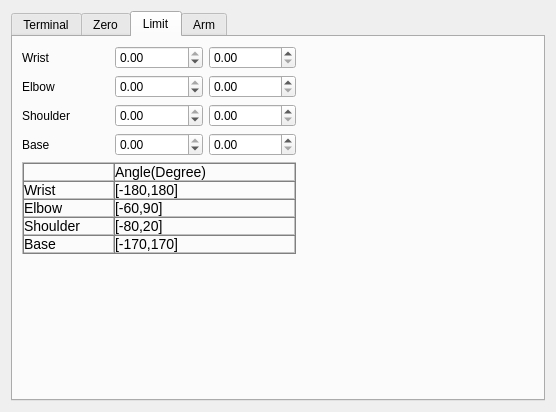
Before: the Qt Designer form source/plugin/t4/config.ui in ww4u/mct-t4, drawn with Qt 5.
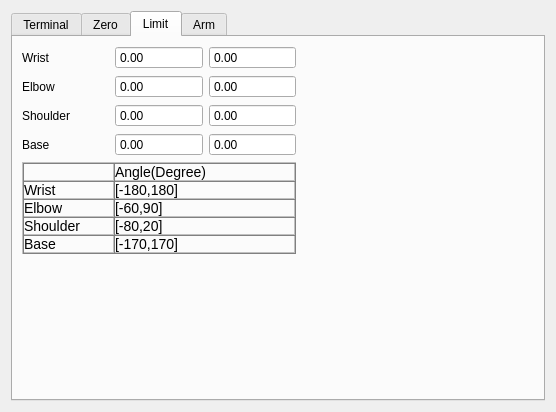
After: the same form once the commit is applied. The open tabs and pages were chosen to show the change. Icons and pictures are not drawn.

The edit to the form file:
```diff
--- a/source/plugin/t4/config.ui
+++ b/source/plugin/t4/config.ui
@@ -292,6 +292,9 @@
       <layout class="QGridLayout" name="gridLayout_4">
        <item row="0" column="1">
         <widget class="QDoubleSpinBox" name="spinL3">
+         <property name="buttonSymbols">
+          <enum>QAbstractSpinBox::NoButtons</enum>
+         </property>
          <property name="minimum">
           <double>-180.000000000000000</double>
          </property>
@@ -309,6 +312,9 @@
        </item>
        <item row="1" column="2">
         <widget class="QDoubleSpinBox" name="spinU2">
+         <property name="buttonSymbols">
+          <enum>QAbstractSpinBox::NoButtons</enum>
+         </property>
          <property name="maximum">
           <double>90.000000000000000</double>
          </property>
@@ -316,6 +322,9 @@
        </item>
        <item row="2" column="1">
         <widget class="QDoubleSpinBox" name="spinL1">
+         <property name="buttonSymbols">
+          <enum>QAbstractSpinBox::NoButtons</enum>
+         </property>
          <property name="minimum">
           <double>-80.000000000000000</double>
          </property>
@@ -326,6 +335,9 @@
        </item>
        <item row="1" column="1">
         <widget class="QDoubleSpinBox" name="spinL2">
+         <property name="buttonSymbols">
+          <enum>QAbstractSpinBox::NoButtons</enum>
+         </property>
          <property name="minimum">
           <double>-60.000000000000000</double>
          </property>
@@ -336,6 +348,9 @@
        </item>
        <item row="3" column="1">
         <widget class="QDoubleSpinBox" name="spinL0">
+         <property name="buttonSymbols">
+          <enum>QAbstractSpinBox::NoButtons</enum>
+         </property>
          <property name="minimum">
           <double>-170.000000000000000</double>
          </property>
@@ -353,6 +368,9 @@
        </item>
        <item row="2" column="2">
         <widget class="QDoubleSpinBox" name="spinU1">
+         <property name="buttonSymbols">
+          <enum>QAbstractSpinBox::NoButtons</enum>
+         </property>
          <property name="maximum">
           <double>20.000000000000000</double>
          </property>
@@ -360,6 +378,9 @@
        </item>
        <item row="0" column="2">
         <widget class="QDoubleSpinBox" name="spinU3">
+         <property name="buttonSymbols">
+          <enum>QAbstractSpinBox::NoButtons</enum>
+         </property>
          <property name="maximum">
           <double>180.000000000000000</double>
          </property>
@@ -380,6 +401,9 @@
        </item>
        <item row="3" column="2">
         <widget class="QDoubleSpinBox" name="spinU0">
+         <property name="buttonSymbols">
+          <enum>QAbstractSpinBox::NoButtons</enum>
+         </property>
          <property name="maximum">
           <double>170.000000000000000</double>
          </property>
```
Left out of the diff: 29 changed lines with no effect on the pictures.
